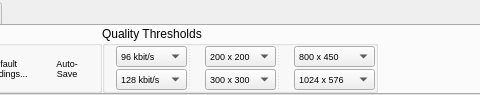
Above: uman/src/ribbon/QURibbonBar.ui from UltraStar-Deluxe/UltraStar-Manager before the change; both pictures show x 366 to 846 and y 0 to 95 of the 1218 by 95 pixel window. Below: the same form after it.
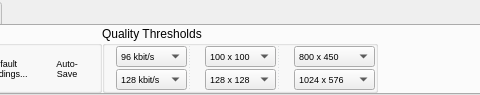
That is the form after the change. The open tabs and pages were chosen to show the change. Icons and pictures are not drawn.

Diff of the .ui file:
```diff
--- a/uman/src/ribbon/QURibbonBar.ui
+++ b/uman/src/ribbon/QURibbonBar.ui
@@ -1756,7 +1756,7 @@
             <string>Specify the minimum resolution for medium cover quality.</string>
            </property>
            <property name="currentIndex">
-            <number>1</number>
+            <number>0</number>
            </property>
            <item>
             <property name="text">
@@ -1804,8 +1804,13 @@
             <string>Specify the minimum resolution for high cover quality.</string>
            </property>
            <property name="currentIndex">
-            <number>1</number>
+            <number>0</number>
            </property>
+           <item>
+            <property name="text">
+             <string>128 x 128</string>
+            </property>
+           </item>
            <item>
             <property name="text">
              <string notr="true">200 x 200</string>
```
Left out of the diff: 25 changed lines with no effect on the pictures.
